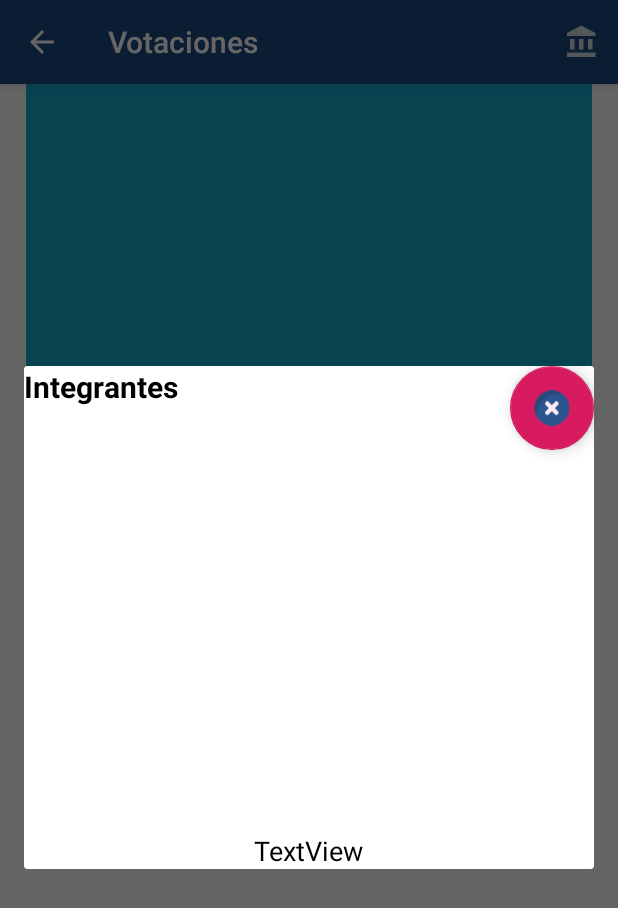
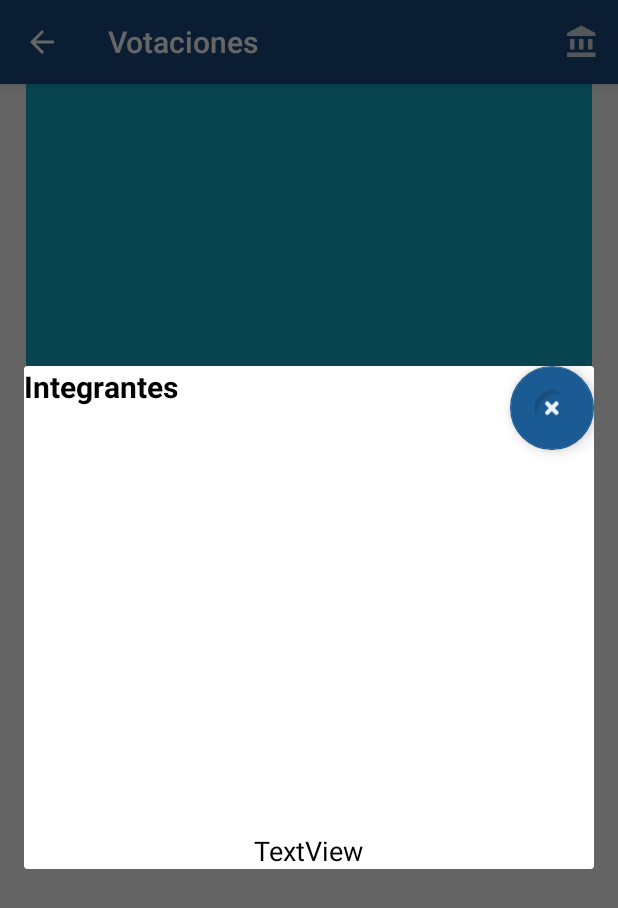
Before and after one commit to joaquinn6/Votaciones, an Android app: the GanadorActivity screen opened directly, with no data from a screen before it, after a tap on an icon or button, on a phone screen of 412 x 824 dp. Shown: the top 908 px of the screen. Run offline under Robolectric (Android 15) with nearby library versions, the light colour scheme and no system bars; libraries missing offline, so code that uses them is left out: ahmed.easyslider; network calls fail; pictures from the network do not load; 1 statement that could not run was skipped.

Commit message:
cambio color boton cerrar integrantes

```diff
--- a/app/src/main/res/layout/dialog_integrantes.xml
+++ b/app/src/main/res/layout/dialog_integrantes.xml
@@ -37,6 +37,7 @@
         android:layout_height="wrap_content"
         android:layout_gravity="top|end"
         android:clickable="true"
+        app:backgroundTint="@color/prueba2"
         app:srcCompat="@drawable/ic_cancelar" />
 
 
```
